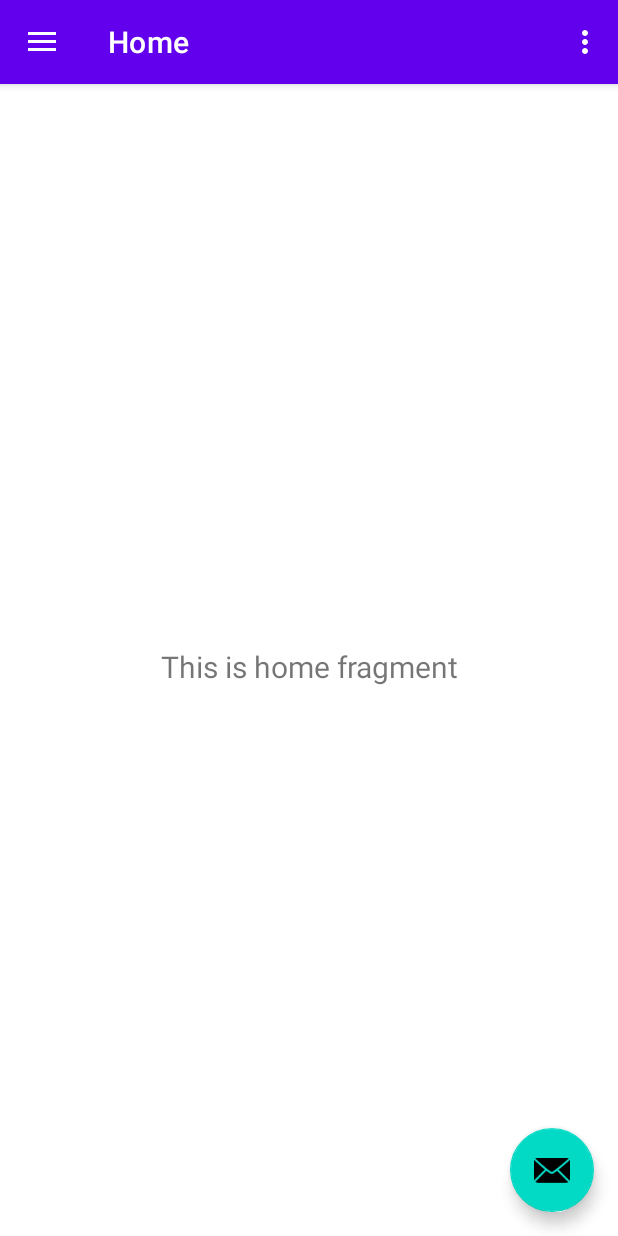
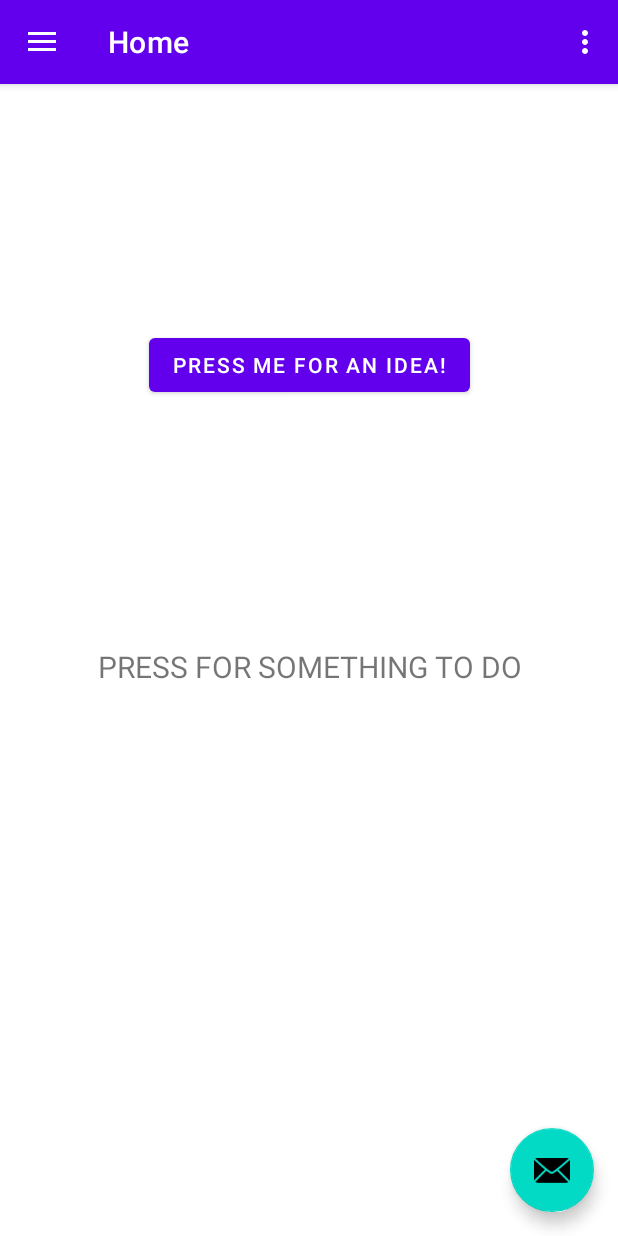
Before and after one commit to dwhiting14/Final_AppsForGood_Xplore_Repository, an Android app: the screen it shows after launch (MainActivity), on a phone screen of 412 x 824 dp. Run offline under Robolectric (Android 15) with nearby library versions, the phone set to English and light mode, and no system bars; our stand-ins replace navigation-ui.

Commit message:
i hope this works

```diff
--- a/app/src/main/java/com/example/appforgood/MainActivity.java
+++ b/app/src/main/java/com/example/appforgood/MainActivity.java
@@ -1,8 +1,11 @@
         package com.example.appforgood;
 
 import android.os.Bundle;
+import android.util.Log;
 import android.view.View;
 import android.view.Menu;
+import android.widget.Button;
+import android.widget.Toast;
 
 import com.google.android.material.snackbar.Snackbar;
 import com.google.android.material.navigation.NavigationView;
@@ -16,7 +19,10 @@ import androidx.appcompat.app.AppCompatActivity;
 
 import com.example.appforgood.databinding.ActivityMainBinding;
 
-public class MainActivity extends AppCompatActivity {
+import java.util.ArrayList;
+import java.util.Random;
+
+        public class MainActivity extends AppCompatActivity {
 
     private AppBarConfiguration mAppBarConfiguration;
     private ActivityMainBinding binding;
@@ -48,7 +54,47 @@ public class MainActivity extends AppCompatActivity {
         NavController navController = Navigation.findNavController(this, R.id.nav_host_fragment_content_main);
         NavigationUI.setupActionBarWithNavController(this, navController, mAppBarConfiguration);
         NavigationUI.setupWithNavController(navigationView, navController);
+
+
+
+
+        ArrayList<ArrayList> categories = new ArrayList<>();
+        ArrayList<String> nature = new ArrayList<>();
+        ArrayList<String> music = new ArrayList<>();
+        ArrayList<String> sports = new ArrayList<>();
+
+        categories.add(nature);
+        categories.add(music);
+        categories.add(nature);
+        nature.add("Go for a hike"); nature.add("Have a picnic in the park"); nature.add("Go birdwatching");
+        music.add("Go to a concert"); music.add("Listen to music on spotify"); music.add("Sing karaoke with friends");
+        sports.add("Play basketball"); sports.add("Play ping pong"); sports.add("Play 2k");
+
+
+        //Find button
+        Button btn = findViewById(R.id.clickforidea);
+        //Set button behavior
+        btn.setOnClickListener(new View.OnClickListener() {
+            @Override
+            public void onClick(View v) {
+                Log.i("firstapp", "CLICKED - GIVE IDEA");
+
+                Random r = new Random();
+                int catIndex = r.nextInt(categories.size());
+                ArrayList<String> selectedCat = new ArrayList<>();
+                selectedCat = categories.get(catIndex);
+
+                int actIndex = r.nextInt(selectedCat.size());
+                String activity = selectedCat.get(actIndex);
+
+                Toast.makeText(MainActivity.this, activity, Toast.LENGTH_LONG).show();
+            }
+        });
+
     }
+
+
+
 
     @Override
     public boolean onCreateOptionsMenu(Menu menu) {
--- a/app/src/main/java/com/example/appforgood/ui/home/HomeViewModel.java
+++ b/app/src/main/java/com/example/appforgood/ui/home/HomeViewModel.java
@@ -10,7 +10,7 @@ public class HomeViewModel extends ViewModel {
 
     public HomeViewModel() {
         mText = new MutableLiveData<>();
-        mText.setValue("This is home fragment");
+        mText.setValue("PRESS FOR SOMETHING TO DO");
     }
 
     public LiveData<String> getText() {
--- a/app/src/main/res/layout/fragment_home.xml
+++ b/app/src/main/res/layout/fragment_home.xml
@@ -19,4 +19,15 @@
         app:layout_constraintEnd_toEndOf="parent"
         app:layout_constraintStart_toStartOf="parent"
         app:layout_constraintTop_toTopOf="parent" />
+
+    <Button
+        android:id="@+id/clickforidea"
+        android:layout_width="wrap_content"
+        android:layout_height="wrap_content"
+        android:text="Press Me For An Idea!"
+        app:layout_constraintBottom_toTopOf="@+id/text_home"
+        app:layout_constraintEnd_toEndOf="parent"
+        app:layout_constraintStart_toStartOf="parent"
+        app:layout_constraintTop_toTopOf="parent" />
+
 </androidx.constraintlayout.widget.ConstraintLayout>
```
